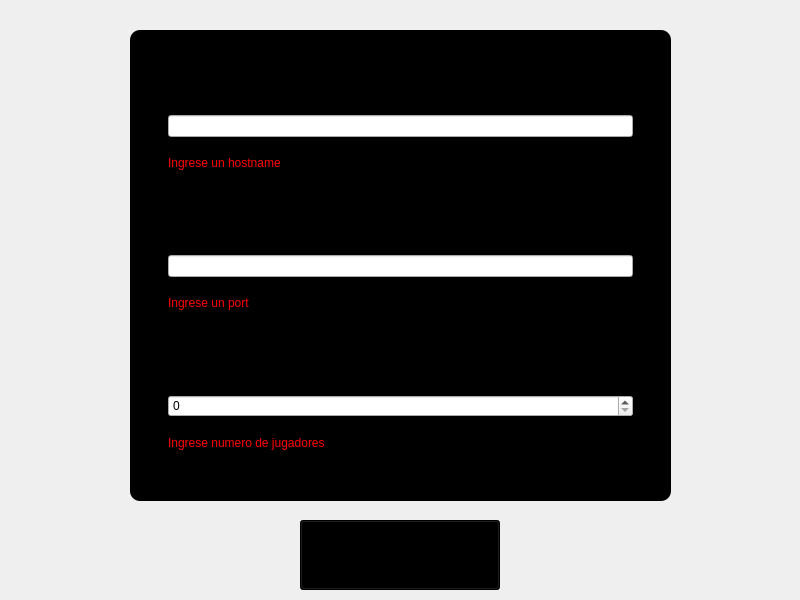
santiagojorda/FIUBA-duck-game-G4, file client/lobby_screens/form.ui: the form before one commit.
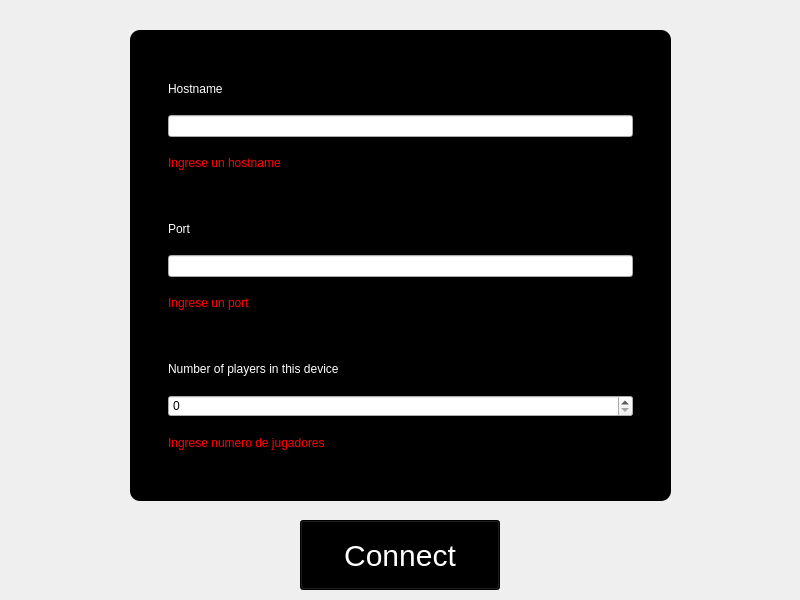
The form after the commit. Icons and pictures are not drawn.

Patch:
```diff
--- a/client/lobby_screens/form.ui
+++ b/client/lobby_screens/form.ui
@@ -67,6 +67,11 @@
         <layout class="QVBoxLayout" name="verticalLayout_3">
          <item>
           <widget class="QLabel" name="labelHostname_2">
+          <property name="styleSheet">
+                <string notr="true">#labelHostname_2 {
+                color: white;
+                }</string>
+           </property>
            <property name="text">
             <string>Hostname</string>
            </property>
@@ -100,6 +105,11 @@
         <layout class="QVBoxLayout" name="verticalLayout_4">
          <item>
           <widget class="QLabel" name="labelPort">
+          <property name="styleSheet">
+                <string notr="true">#labelPort {
+                color: white;
+                }</string>
+           </property>
            <property name="text">
             <string>Port</string>
            </property>
@@ -133,6 +143,11 @@
         <layout class="QVBoxLayout" name="verticalLayout_5">
          <item>
           <widget class="QLabel" name="labelNumberPlayers">
+          <property name="styleSheet">
+                <string notr="true">#labelNumberPlayers {
+                color: white;
+                }</string>
+           </property>
            <property name="text">
             <string>Number of players in this device</string>
            </property>
@@ -171,6 +186,7 @@
       <string notr="true">#buttonContinue {
 	background-color: black;
 	font-size: 30px;
+    color: white;
 }</string>
      </property>
      <property name="text">
```
